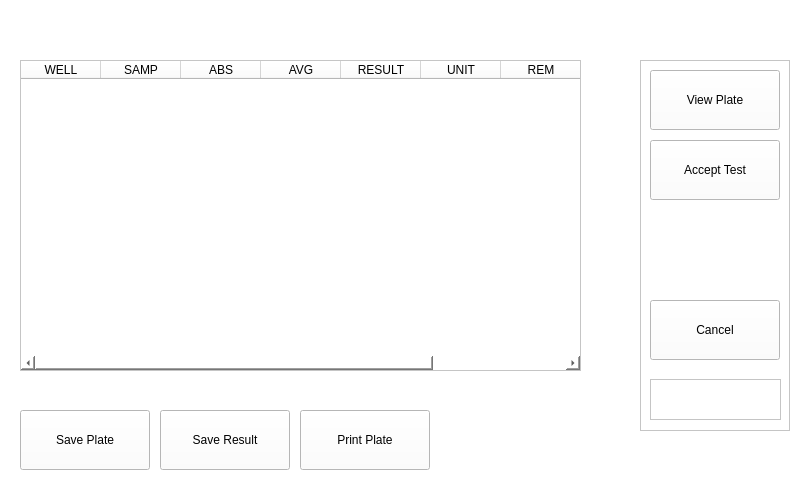
Before: the Qt Designer form mainwindow.ui in srikrishnan90/ELISAREADER, drawn with Qt 5.
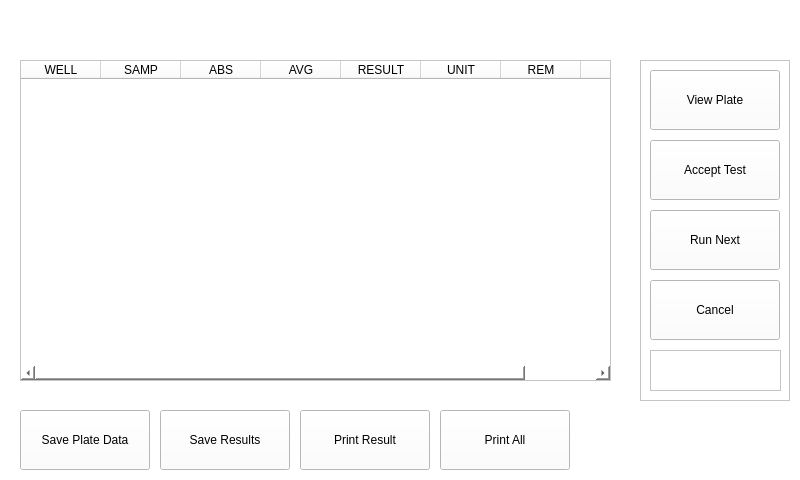
After: the same form once the commit is applied. The open tabs and pages were chosen to show the change.

```diff
--- a/mainwindow.ui
+++ b/mainwindow.ui
@@ -6359,7 +6359,7 @@
         <x>640</x>
         <y>60</y>
         <width>150</width>
-        <height>371</height>
+        <height>341</height>
        </rect>
       </property>
       <property name="frameShape">
@@ -6385,7 +6385,7 @@
        <property name="geometry">
         <rect>
          <x>10</x>
-         <y>240</y>
+         <y>220</y>
          <width>130</width>
          <height>60</height>
         </rect>
@@ -6398,7 +6398,7 @@
        <property name="geometry">
         <rect>
          <x>10</x>
-         <y>319</y>
+         <y>290</y>
          <width>131</width>
          <height>41</height>
         </rect>
@@ -6417,6 +6417,19 @@
         <string>Accept Test</string>
        </property>
       </widget>
+      <widget class="QToolButton" name="toolButton_36">
+       <property name="geometry">
+        <rect>
+         <x>10</x>
+         <y>150</y>
+         <width>130</width>
+         <height>60</height>
+        </rect>
+       </property>
+       <property name="text">
+        <string>Run Next</string>
+       </property>
+      </widget>
      </widget>
      <widget class="QToolButton" name="toolButton_27">
       <property name="geometry">
@@ -6428,7 +6441,7 @@
        </rect>
       </property>
       <property name="text">
-       <string>Save Plate</string>
+       <string>Save Plate Data</string>
       </property>
      </widget>
      <widget class="QToolButton" name="toolButton_28">
@@ -6441,7 +6454,7 @@
        </rect>
       </property>
       <property name="text">
-       <string>Print Plate</string>
+       <string>Print Result</string>
       </property>
      </widget>
      <widget class="QToolButton" name="toolButton_29">
@@ -6454,7 +6467,7 @@
        </rect>
       </property>
       <property name="text">
-       <string>Save Result</string>
+       <string>Save Results</string>
       </property>
      </widget>
      <widget class="QTableWidget" name="tableWidget">
@@ -6462,8 +6475,8 @@
        <rect>
         <x>20</x>
         <y>60</y>
-        <width>561</width>
-        <height>311</height>
+        <width>591</width>
+        <height>321</height>
        </rect>
       </property>
       <attribute name="horizontalHeaderDefaultSectionSize">
@@ -6516,6 +6529,19 @@
        </property>
       </column>
      </widget>
+     <widget class="QToolButton" name="toolButton_34">
+      <property name="geometry">
+       <rect>
+        <x>440</x>
+        <y>410</y>
+        <width>130</width>
+        <height>60</height>
+       </rect>
+      </property>
+      <property name="text">
+       <string>Print All</string>
+      </property>
+     </widget>
     </widget>
     <widget class="QWidget" name="page_7">
      <widget class="QFrame" name="frame_15">
```
Left out of the diff: 35 changed lines with no effect on the pictures.
